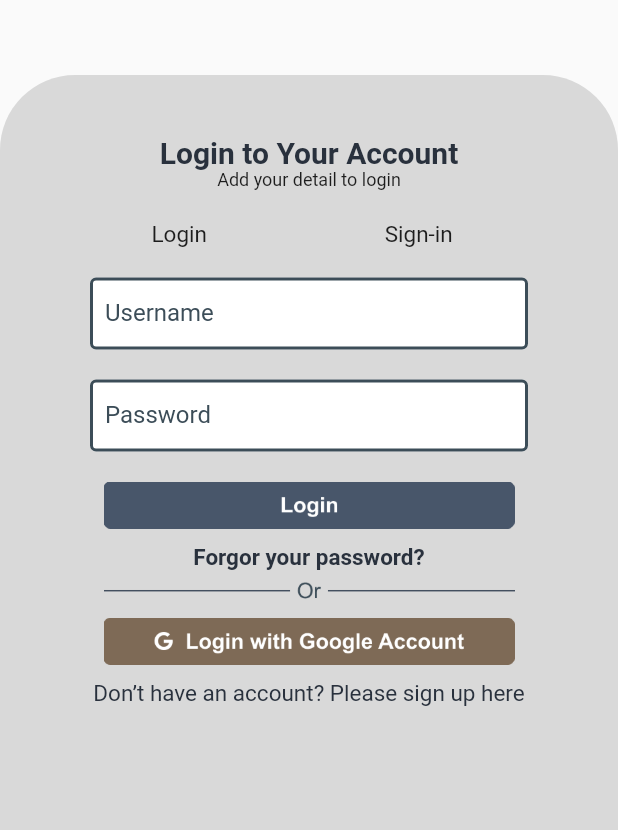
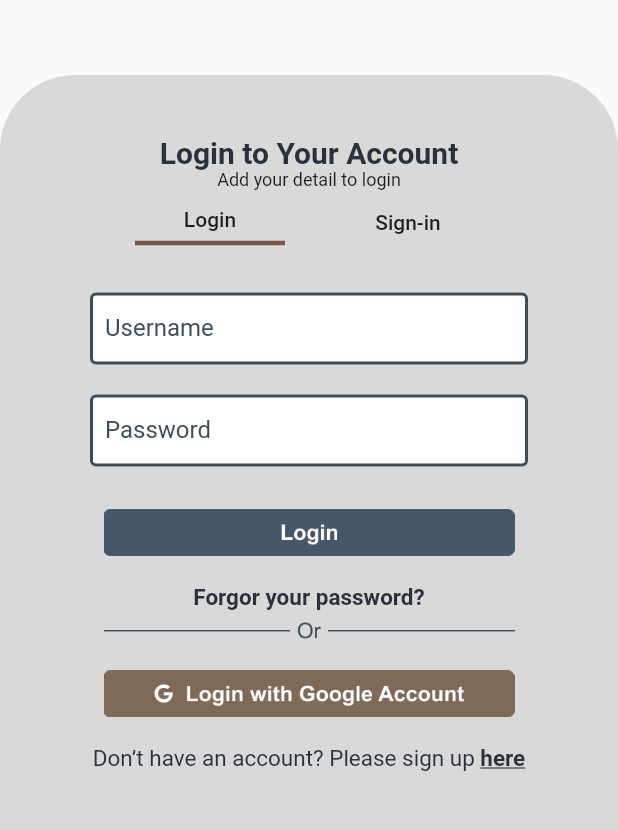
Before and after one commit to fauziahmilda/Aplikasi-GuruPrivate-Online, a Flutter app: the screen it shows after launch, on a phone screen of 412 x 824 dp, the part 375-1205 px from its top. Run offline on Flutter 3.47's test engine with Material 2 defaults, Android fonts, the phone set to English and light mode, and no system bars; our stand-ins replace get.

Commit message:
login view finished

```diff
--- a/lib/app/modules/login/views/login_view.dart
+++ b/lib/app/modules/login/views/login_view.dart
@@ -1,3 +1,4 @@
+import 'package:flutter/gestures.dart';
 import 'package:flutter/material.dart';
 
 import 'package:get/get.dart';
@@ -39,23 +40,41 @@ class LoginView extends GetView<LoginController> {
                 ),
                 Text("Add your detail to login",
                     style: TextStyle(fontSize: 12)),
-                Center(
+                Row(
+                  mainAxisAlignment: MainAxisAlignment.center,
+                  children: [
+                    FlatButton(
+                      onPressed: () {
+                        print("Login page");
+                      },
+                      child: Container(
+                        alignment: Alignment.center,
                         child: Padding(
-                    padding: const EdgeInsets.only(left: 100, top: 20),
-                    child: Row(
-                      children: [
-                        SizedBox(width: 1),
-                        Expanded(
-                            child: Text(
-                          "Login",
-                          style: TextStyle(fontSize: 15),
+                          padding: const EdgeInsets.only(bottom: 6),
+                          child: Text("Login"),
+                        ),
+                        width: 100,
+                        decoration: BoxDecoration(
+                            border: Border(
+                          bottom: BorderSide(color: Colors.brown, width: 3),
                         )),
-                        Expanded(
-                            child: Text("Sign-in",
-                                style: TextStyle(fontSize: 15))),
-                      ],
                       ),
                     ),
+                    FlatButton(
+                      onPressed: () {
+                        print("Sign-in page");
+                      },
+                      child: Container(
+                        alignment: Alignment.center,
+                        child: Padding(
+                          padding: const EdgeInsets.only(bottom: 6),
+                          child: Text("Sign-in"),
+                        ),
+                        width: 100,
+                        decoration: BoxDecoration(border: Border()),
+                      ),
+                    ),
+                  ],
                 ),
                 Padding(
                   padding: const EdgeInsets.only(left: 60, right: 60, top: 20),
@@ -99,9 +118,14 @@ class LoginView extends GetView<LoginController> {
                 ),
                 Padding(
                   padding: EdgeInsets.only(top: 20),
+                  child: FlatButton(
+                    onPressed: () {
+                      print("hehe");
+                    },
                     child: Image.asset(
                       "assets/buttons/login.png",
                       width: 274,
+                    ),
                   ),
                 ),
                 Padding(
@@ -115,27 +139,43 @@ class LoginView extends GetView<LoginController> {
                     )),
                 Padding(
                   padding: EdgeInsets.only(top: 5),
-                  child: Image.asset(
-                    "assets/images/or.png",
-                    width: 274,
-                  ),
+                  child: Image.asset("assets/images/or.png", width: 274),
                 ),
                 Padding(
                   padding: EdgeInsets.only(top: 10),
+                  child: FlatButton(
+                    onPressed: () {
+                      print("haha");
+                    },
                     child: Image.asset(
                       "assets/buttons/g_login.png",
                       width: 274,
                     ),
                   ),
+                ),
                 Padding(
                   padding: EdgeInsets.only(top: 10),
-                    child: Text(
-                      "Don’t have an account? Please sign up here",
+                  child: Text.rich(TextSpan(children: [
+                    TextSpan(
+                        text: 'Don’t have an account? Please sign up ',
                         style: TextStyle(
+                          fontSize: 15,
                           color: Color(0xFF29313D),
+                        )),
+                    TextSpan(
+                        recognizer: TapGestureRecognizer()
+                          ..onTap = () {
+                            print("object");
+                          },
+                        text: 'here',
+                        style: TextStyle(
+                          decoration: TextDecoration.underline,
+                          fontWeight: FontWeight.bold,
                           fontSize: 15,
+                          color: Color(0xFF29313D),
+                        ))
+                  ])),
                 ),
-                    )),
               ],
             ),
           ),
```
Lines whose indentation alone changed are shown as unchanged.
